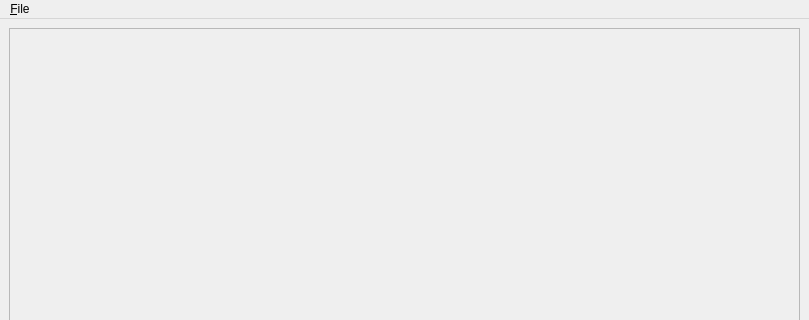
isis-group/vast, file forms/mainwindow.ui: the form before one commit; both pictures show x 0 to 809 and y 0 to 320 of the 809 by 571 pixel window.
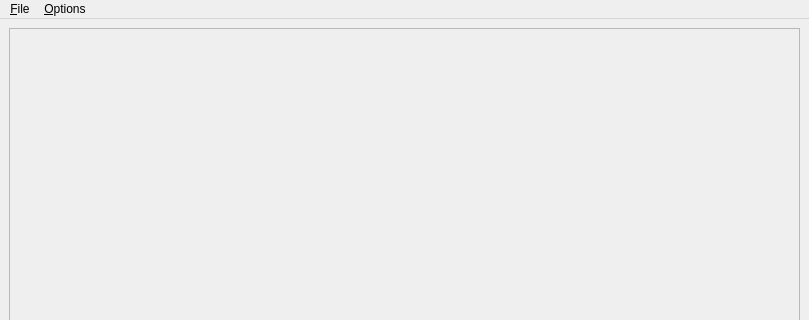
The form after the commit. Icons and pictures are not drawn.

Patch:
```diff
--- a/forms/mainwindow.ui
+++ b/forms/mainwindow.ui
@@ -104,7 +104,14 @@
     <addaction name="separator"/>
     <addaction name="action_Exit"/>
    </widget>
+   <widget class="QMenu" name="menu_Preferences">
+    <property name="title">
+     <string>&amp;Options</string>
+    </property>
+    <addaction name="action_Preferences"/>
+   </widget>
    <addaction name="menu_File"/>
+   <addaction name="menu_Preferences"/>
   </widget>
   <widget class="QStatusBar" name="statusbar"/>
   <action name="action_Open_image">
```
Left out of the diff: 12 changed lines with no effect on the pictures.
